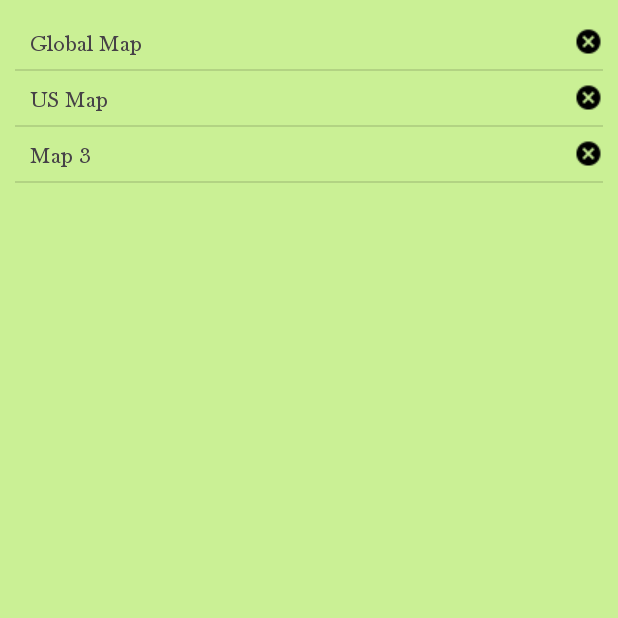
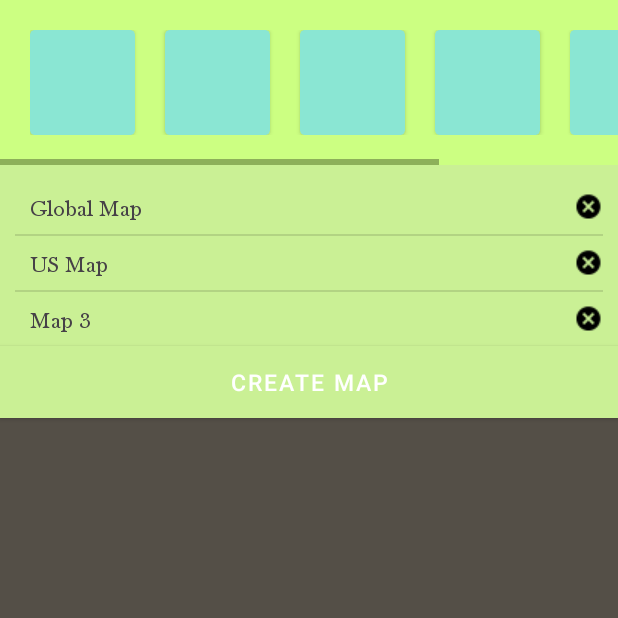
Before and after one commit to Anton-Os/Maplin, an Android app: the SelectorActivity screen opened directly, with no data from a screen before it, on a phone screen of 412 x 824 dp, the top half of it. Run offline under Robolectric (Android 15) with nearby library versions, the phone set to English and light mode, and no system bars.

Commit message:
Selector Screen, Pinpoint Movement Start

```diff
--- a/app/build.gradle
+++ b/app/build.gradle
@@ -26,10 +26,10 @@ android {
 dependencies {
     implementation fileTree(dir: "libs", include: ["*.jar"])
     implementation 'androidx.appcompat:appcompat:1.2.0'
+    implementation "androidx.cardview:cardview:1.0.0"
     implementation 'com.google.android.material:material:1.2.0'
     implementation 'androidx.constraintlayout:constraintlayout:1.1.3'
     testImplementation 'junit:junit:4.12'
     androidTestImplementation 'androidx.test.ext:junit:1.1.1'
     androidTestImplementation 'androidx.test.espresso:espresso-core:3.2.0'
-
 }
--- a/app/src/main/java/com/antonos/maplin/EditorActivity.java
+++ b/app/src/main/java/com/antonos/maplin/EditorActivity.java
@@ -45,6 +45,8 @@ public class EditorActivity extends AppCompatActivity {
         // -------------- Setup and Loader Operations -------------- // TODO: Include code to load saved states
         startupNotify();
 
+        map = new Map("Starter Map");
+
         // -------------- Main UI Operations -------------- //
         frameLayout = findViewById(R.id.map_frame_layout);
         mapView = findViewById(R.id.map_view);
@@ -63,6 +65,7 @@ public class EditorActivity extends AppCompatActivity {
                         return true;
                     case MotionEvent.ACTION_UP: // TODO: Check how long button pressed
                         Pinpoint pinpoint = new Pinpoint(getDrawable(pinpointResId), event.getX(), event.getY());
+                        map.addPinpoint(pinpoint);
 
                         Log.v("STATUS", "Up Action!");
                         ImageView pinpointIconView = new ImageView(getApplicationContext());
@@ -70,7 +73,7 @@ public class EditorActivity extends AppCompatActivity {
                         pinpointIconView.setX(event.getX() + mapView.getTranslationX() - (float)pinpointIconWidth / 2.0f);
                         pinpointIconView.setY(event.getY() + mapView.getTranslationY() - (float)pinpointIconHeight);
                         // pinpointIconView.setBackgroundColor(0x1100FFFF); // Optional background color
-                        pinpointIconView.setImageResource(pinpointResId);
+                        pinpointIconView.setImageDrawable(pinpoint.getIcon());
 
                         frameLayout.addView(pinpointIconView);
                         // map.pinpointImagePairs.add(new Pair(pinpoint, pinpointIconView));
@@ -94,29 +97,23 @@ public class EditorActivity extends AppCompatActivity {
                         view.invalidate();
                         return true;
                     case DragEvent.ACTION_DRAG_LOCATION:
-                        // TODO: Fix the blocky movement that happens here
+                        float translationX = -1 * (lastEventX - event.getX()) / dragDamping;
+                        float translationY = -1 * (lastEventY - event.getY()) / dragDamping;
 
-                        /*if(Math.abs(event.getX() - lastEventX) < dragDropThresh && Math.abs(event.getY() - lastEventY) < dragDropThresh) {
-                            mapView.setTranslationX(-1 * (lastEventX - event.getX()) / dragDamping);
-                            mapView.setTranslationY(-1 * (lastEventY - event.getY()) / dragDamping);
-                            lastEventX = event.getX(); // Resets last event correctly
-                            lastEventY = event.getY(); // Resets last event correctly
-                        } */
+                        mapView.setTranslationX(translationX);
+                        mapView.setTranslationY(translationY);
 
-                        // Debugging purposes!!!
-                        String debugStr = "X: " + String.valueOf(event.getX()) + " Y: " + String.valueOf(event.getY());
-                        Log.v("STATUS", debugStr);
-
-                        mapView.setTranslationX(-1 * (lastEventX - event.getX()) / dragDamping);
-                        mapView.setTranslationY(-1 * (lastEventY - event.getY()) / dragDamping);
+                        int pinpointCount = frameLayout.getChildCount();
+                        for(int viewIndex = 0; viewIndex < frameLayout.getChildCount(); viewIndex++) {
+                            View currentView = frameLayout.getChildAt(viewIndex);
+                            // currentView.setTranslationX(currentView.getX() - translationX);
+                            // currentView.setTranslationY(currentView.getY() - translationY0);
+                        }
 
                         view.invalidate();
                         return true;
                     case DragEvent.ACTION_DRAG_ENDED:
                         Log.v("STATUS", "Drag Ended");
-
-                        // mapView.setTranslationX(-1 * (lastEventX - event.getX()) / dragDamping);
-                        // mapView.setTranslationY(-1 * (lastEventY - event.getY()) / dragDamping);
 
                         lastEventX = event.getX();
                         lastEventY = event.getY();
--- a/app/src/main/java/com/antonos/maplin/helper/Map.java
+++ b/app/src/main/java/com/antonos/maplin/helper/Map.java
@@ -1,13 +1,19 @@
 package com.antonos.maplin.helper;
 
-        import android.content.Context;
-        import android.util.AttributeSet;
-        import android.util.Pair;
+import android.content.Context;
+import android.util.AttributeSet;
+import android.util.Pair;
 
-        import java.util.ArrayList;
-        import java.util.List;
+import java.util.ArrayList;
+import java.util.List;
 
 public class Map {
+    public Map(String n){
+        name = n;
+    }
+
+    public void addPinpoint(Pinpoint pinpoint){ pinpointList.add(pinpoint); }
+
     private String name;
     private List<Pinpoint> pinpointList = new ArrayList<Pinpoint>();
 
--- a/app/src/main/res/layout/selector_activity.xml
+++ b/app/src/main/res/layout/selector_activity.xml
@@ -8,19 +8,95 @@
     android:fitsSystemWindows="true"
     tools:context=".SelectorActivity">
 
-    <!-- <ScrollView
-        android:id="@+id/map_options_scroll"
+    <LinearLayout
         android:layout_width="match_parent"
-        android:layout_height="200dp"
-        android:backgroundTint="@color/colorAccent"
-        app:layout_anchorGravity="top|center">
+        android:layout_height="match_parent"
+        android:orientation="vertical">
+        <HorizontalScrollView
+            android:id="@+id/map_options_hscroll"
+            android:layout_width="match_parent"
+            android:layout_height="wrap_content"
+            android:background="@color/colorAccent">
+            <!-- Contains all the map editing options -->
+            <LinearLayout
+                android:layout_height="match_parent"
+                android:layout_width="match_parent"
+                android:padding="20dp"
+                android:orientation="vertical">
+                <!-- Contains selections for pinpoint images -->
+                <LinearLayout
+                    android:layout_width="wrap_content"
+                    android:layout_height="70dp"
+                    android:orientation="horizontal">
+                    <!-- Probably settle for 6 card views representing each icon -->
+                    <androidx.cardview.widget.CardView
+                        android:id="@+id/map_icon_selection1"
+                        android:layout_width="70dp"
+                        android:layout_height="70dp"
+                        android:layout_marginRight="20dp"
+                        app:cardBackgroundColor="@color/colorCard"
+                        app:cardCornerRadius="3dp" />
+                    <androidx.cardview.widget.CardView
+                        android:id="@+id/map_icon_selection2"
+                        android:layout_width="70dp"
+                        android:layout_height="70dp"
+                        android:layout_marginRight="20dp"
+                        app:cardBackgroundColor="@color/colorCard"
+                        app:cardCornerRadius="3dp" />
+                    <androidx.cardview.widget.CardView
+                        android:id="@+id/map_icon_selection3"
+                        android:layout_width="70dp"
+                        android:layout_height="70dp"
+                        android:layout_marginRight="20dp"
+                        app:cardBackgroundColor="@color/colorCard"
+                        app:cardCornerRadius="3dp" />
+                    <androidx.cardview.widget.CardView
+                        android:id="@+id/map_icon_selection4"
+                        android:layout_width="70dp"
+                        android:layout_height="70dp"
+                        android:layout_marginRight="20dp"
+                        app:cardBackgroundColor="@color/colorCard"
+                        app:cardCornerRadius="3dp" />
+                    <androidx.cardview.widget.CardView
+                        android:id="@+id/map_icon_selection5"
+                        android:layout_width="70dp"
+                        android:layout_height="70dp"
+                        android:layout_marginRight="20dp"
+                        app:cardBackgroundColor="@color/colorCard"
+                        app:cardCornerRadius="3dp" />
+                    <androidx.cardview.widget.CardView
+                        android:id="@+id/map_icon_selection6"
+                        android:layout_width="70dp"
+                        android:layout_height="70dp"
+                        android:layout_marginRight="20dp"
+                        app:cardBackgroundColor="@color/colorCard"
+                        app:cardCornerRadius="3dp" />
+                </LinearLayout>
+            </LinearLayout>
+        </HorizontalScrollView>
 
-        <LinearLayout
+        <ListView
+            android:id="@+id/map_list"
+            android:paddingTop="10dp"
+            android:paddingRight="10dp"
+            android:paddingLeft="10dp"
             android:layout_width="match_parent"
-            android:layout_height="200dp"
-            android:orientation="vertical">
-        </LinearLayout>
-    </ScrollView> -->
+            android:layout_height="wrap_content"
+            app:layout_anchor="@id/map_options_hscroll"
+            android:background="@color/colorPrimary">
+
+            <!-- Insert Option Items to Perform Operations -->
+
+        </ListView>
+
+        <Button
+            android:id="@+id/button"
+            android:layout_width="match_parent"
+            android:layout_height="wrap_content"
+            android:background="@color/colorCard"
+            android:text="Create Map" />
+
+    </LinearLayout>
 
     <!-- Possible alternative to ListView -->
     <!-- <androidx.recyclerview.widget.RecyclerView
@@ -31,17 +107,4 @@
         android:cacheColorHint="#FFFFFF">
 
     </androidx.recyclerview.widget.RecyclerView> -->
-
-    <ListView
-        android:id="@+id/map_list"
-        android:paddingTop="10dp"
-        android:paddingRight="10dp"
-        android:paddingLeft="10dp"
-        android:layout_width="match_parent"
-        android:layout_height="match_parent"
-        android:background="@color/colorPrimary">
-
-        <!-- Insert Option Items to Perform Operations -->
-
-    </ListView>
 </androidx.coordinatorlayout.widget.CoordinatorLayout>
--- a/app/src/main/res/values/colors.xml
+++ b/app/src/main/res/values/colors.xml
@@ -3,5 +3,6 @@
     <color name="colorPrimary">#caf095</color>
     <color name="colorPrimaryDark">#3700B3</color>
     <color name="colorAccent">#ccff82</color>
-    <color name="colorBackground">#52594c</color>
+    <color name="colorBackground">#544f47</color>
+    <color name="colorCard">#8ae6d3</color>
 </resources>
```
